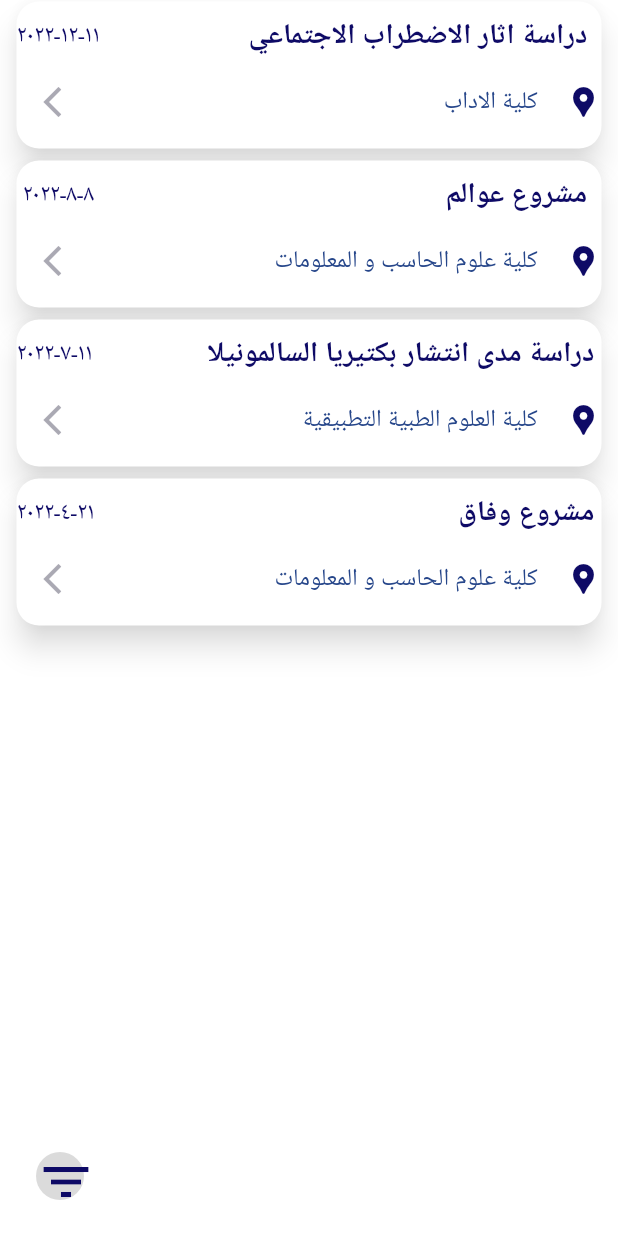
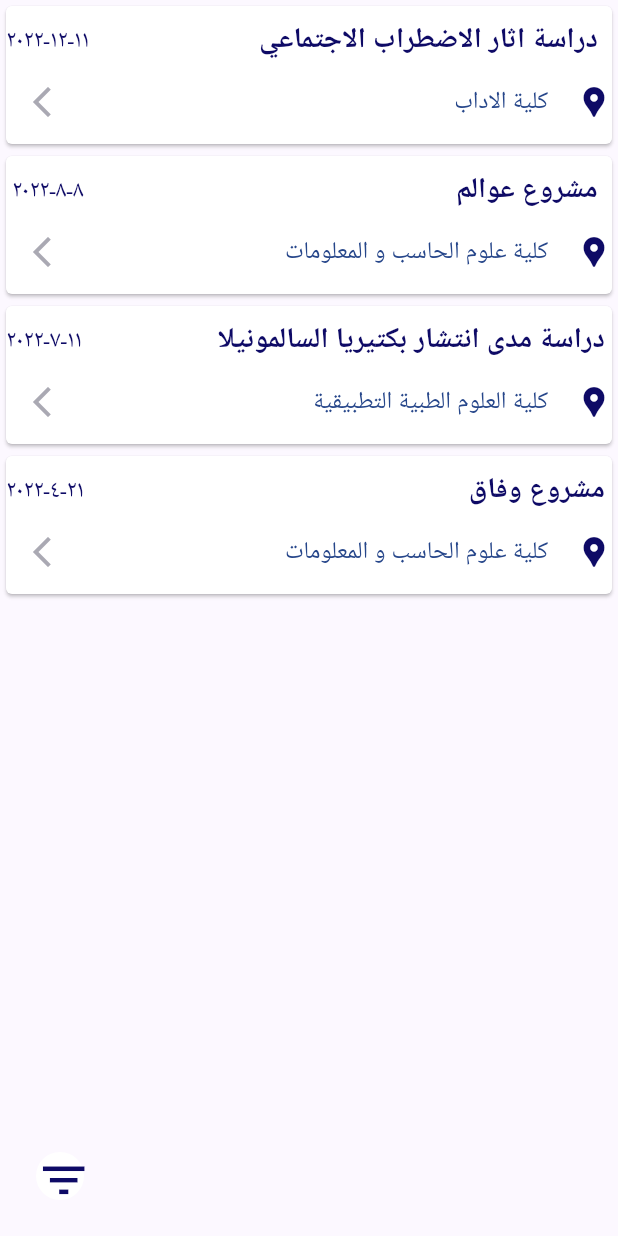
Before and after one commit to nalsomali/Wefaq-Google, a Flutter app: the ProjectsListViewPage screen opened directly, on a phone screen of 412 x 824 dp. Run offline on Flutter 3.47's test engine with Material 2 defaults, Android fonts, the phone set to English and light mode, and no system bars; our stand-ins replace cool_alert, file_picker, flutter_rating_bar, flutter_svg, fluttertoast, form_field_validator and 6 more; missing offline and left inert: dart:ffi, full_screen_menu, google_place, voice_message_package; accounts and stored records are empty.

Commit message:
Update projectsScreen.dart

```diff
--- a/wefaq/lib/projectsScreen.dart
+++ b/wefaq/lib/projectsScreen.dart
@@ -28,6 +28,18 @@ class _ListViewPageState extends State<ProjectsListViewPage> {
   var lat;
   var lng;
 
+  // setDistance() {
+  //   for (var i = 0; i < latList.length; i++) {
+  //     setState(() {
+  //       FirebaseFirestore.instance
+  //           .collection('AllProjects')
+  //           .doc(nameList[i].toString() + "-" + ownerEmail[i].toString())
+  //           .set({'dis': calculateDistance(latList[i], lngList[i], lat, lng)},
+  //               SetOptions(merge: true));
+  //     });
+  //   }
+  // }
+
   @override
   Widget build(BuildContext context) {
     // MediaQuery to get Device Width
@@ -36,15 +48,15 @@ class _ListViewPageState extends State<ProjectsListViewPage> {
       children: [
         Expanded(
           child: Scaffold(
-            backgroundColor: Color.fromARGB(255, 255, 255, 255),
             floatingActionButton: PopupMenuButton(
               tooltip: "Filter by",
-              icon: const CircleAvatar(
-                backgroundColor: Color.fromARGB(255, 219, 219, 219),
+              icon: CircleAvatar(
+                radius: 27,
+                backgroundColor: Color.fromARGB(255, 255, 255, 255),
                 child: Icon(
                   Icons.filter_list,
                   color: Color.fromARGB(255, 14, 10, 102),
-                  size: 40,
+                  size: 37,
                 ),
               ),
               itemBuilder: (BuildContext context) => <PopupMenuEntry>[
@@ -88,14 +100,8 @@ class _ListViewPageState extends State<ProjectsListViewPage> {
                 height: 100,
                 child: GestureDetector(
                     child: Card(
-                      margin: EdgeInsets.symmetric(vertical: 1, horizontal: 11),
-                      shape: RoundedRectangleBorder(
-                        borderRadius: BorderRadius.circular(15.0),
-                      ),
                       color: const Color.fromARGB(255, 255, 255, 255),
-                      shadowColor: Color.fromARGB(145, 202, 202, 202),
-                      elevation:
-                          8, //shadowColor: Color.fromARGB(255, 255, 255, 255),
+                      //shadowColor: Color.fromARGB(255, 255, 255, 255),
                       //  elevation: 7,
 
                       child: Padding(
@@ -175,19 +181,13 @@ class _ListViewPageState extends State<ProjectsListViewPage> {
                     }),
               ),
               SizedBox(
-                height: 6,
-              ),
-              SizedBox(
                 height: 100,
                 child: GestureDetector(
                     child: Card(
-                      margin: EdgeInsets.symmetric(vertical: 1, horizontal: 11),
-                      shape: RoundedRectangleBorder(
-                        borderRadius: BorderRadius.circular(15.0),
-                      ),
                       color: const Color.fromARGB(255, 255, 255, 255),
-                      shadowColor: Color.fromARGB(145, 202, 202, 202),
-                      elevation: 8,
+                      //shadowColor: Color.fromARGB(255, 255, 255, 255),
+                      //  elevation: 7,
+
                       child: Padding(
                         padding: const EdgeInsets.fromLTRB(0, 0, 0, 0),
                         child: Column(
@@ -265,20 +265,11 @@ class _ListViewPageState extends State<ProjectsListViewPage> {
                     }),
               ),
               SizedBox(
-                height: 6,
-              ),
-              SizedBox(
                 height: 100,
                 child: GestureDetector(
                     child: Card(
-                      margin: EdgeInsets.symmetric(vertical: 1, horizontal: 11),
-                      shape: RoundedRectangleBorder(
-                        borderRadius: BorderRadius.circular(15.0),
-                      ),
                       color: const Color.fromARGB(255, 255, 255, 255),
-                      shadowColor: Color.fromARGB(145, 202, 202, 202),
-                      elevation:
-                          8, //shadowColor: Color.fromARGB(255, 255, 255, 255),
+                      //shadowColor: Color.fromARGB(255, 255, 255, 255),
                       //  elevation: 7,
 
                       child: Padding(
@@ -358,19 +349,10 @@ class _ListViewPageState extends State<ProjectsListViewPage> {
                     }),
               ),
               SizedBox(
-                height: 6,
-              ),
-              SizedBox(
                 height: 100,
                 child: GestureDetector(
                     child: Card(
-                      margin: EdgeInsets.symmetric(vertical: 1, horizontal: 11),
-                      shape: RoundedRectangleBorder(
-                        borderRadius: BorderRadius.circular(15.0),
-                      ),
                       color: const Color.fromARGB(255, 255, 255, 255),
-                      shadowColor: Color.fromARGB(145, 202, 202, 202),
-                      elevation: 8,
                       //shadowColor: Color.fromARGB(255, 255, 255, 255),
                       //  elevation: 7,
 
```
